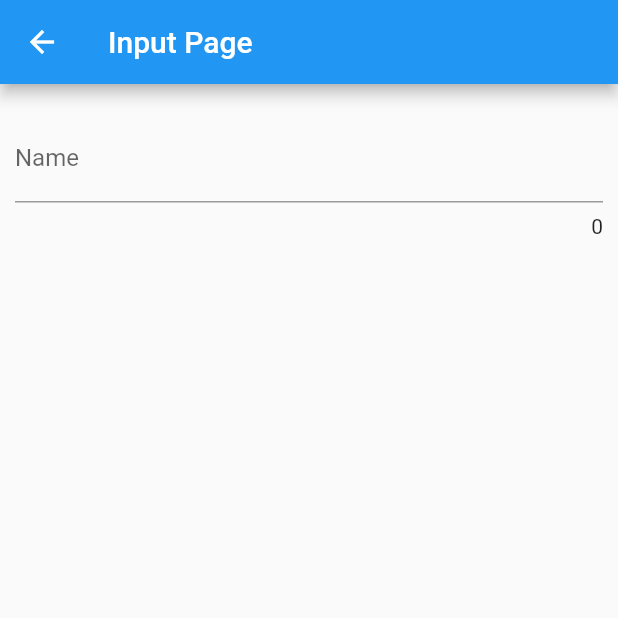
After one commit to VictorParodi/Tools, a Flutter app: the InputPage screen opened by its route, on a phone screen of 412 x 824 dp, the top half of it. The commit adds this screen. Run offline on Flutter 3.47's test engine with Material 2 defaults, Android fonts, the phone set to English and light mode, and no system bars.

Commit message:
[app1] commit 15: playing around with inputs

```diff
--- a/data/menu_opts.json
+++ b/data/menu_opts.json
@@ -20,6 +20,11 @@
             "ruta" : "animatedContainer",
             "icon" : "donut_large",
             "texto": "Animated Container"
+        },
+        {
+            "ruta" : "inputs",
+            "icon" : "input",
+            "texto": "Inputs"
         }
     ]
 }
--- /dev/null
+++ b/lib/src/pages/inputs_page.dart
@@ -0,0 +1,48 @@
+import 'package:flutter/material.dart';
+
+class InputPage extends StatefulWidget {
+  @override
+  _InputPageState createState() => _InputPageState();
+}
+
+class _InputPageState extends State<InputPage> {
+  int _counter = 0;
+
+  @override
+  Widget build(BuildContext context) {
+    return Container(
+       child: Scaffold(
+        appBar: AppBar(title: Text('Input Page')),
+        body: _createInputs(),
+       ),
+    );
+  }
+
+  Widget _createInputs() {
+    return (
+      ListView(
+        padding: EdgeInsets.symmetric(horizontal: 10.0, vertical: 20.0),
+        children: <Widget>[
+          _createInputItem()
+        ],
+      )
+    );
+  }
+
+  Widget _createInputItem() {
+    return (
+      TextField(
+        onChanged: (value) {
+          _counter = value.length;
+          setState(() {});
+        },
+        textCapitalization: TextCapitalization.none,
+        decoration: InputDecoration(
+          labelText: 'Name',
+          counter: Text('$_counter'),
+          hintText: 'Enter your name'
+        ),
+      )
+    );
+  }
+}
--- a/lib/src/routes/routes.dart
+++ b/lib/src/routes/routes.dart
@@ -1,5 +1,6 @@
 import 'package:flutter/material.dart';
 import 'package:tools/src/pages/cards_page.dart';
+import 'package:tools/src/pages/inputs_page.dart';
 import './../pages/home_page.dart';
 import './../pages/alert_page.dart';
 import './../pages/avatar_page.dart';
@@ -11,6 +12,7 @@ Map<String, WidgetBuilder> getRoutes() {
     'alert': (context) => new AlertPage(),
     'avatar': (context) => new AvatarPage(),
     'card': (context) => new CardsPage(),
-    'animatedContainer': (context) => new AnimatedContainerPage()
+    'animatedContainer': (context) => new AnimatedContainerPage(),
+    'inputs': (context) => new InputPage()
   };
 }
--- a/lib/src/utils/icons_utils.dart
+++ b/lib/src/utils/icons_utils.dart
@@ -4,7 +4,8 @@ final _icons = <String, IconData> {
   'add_alert': Icons.add_alert,
   'accessibility': Icons.accessibility,
   'folder_open': Icons.folder_open,
-  'donut_large': Icons.donut_large
+  'donut_large': Icons.donut_large,
+  'input': Icons.input
 };
 
 Widget getIcon(icon) {
```
